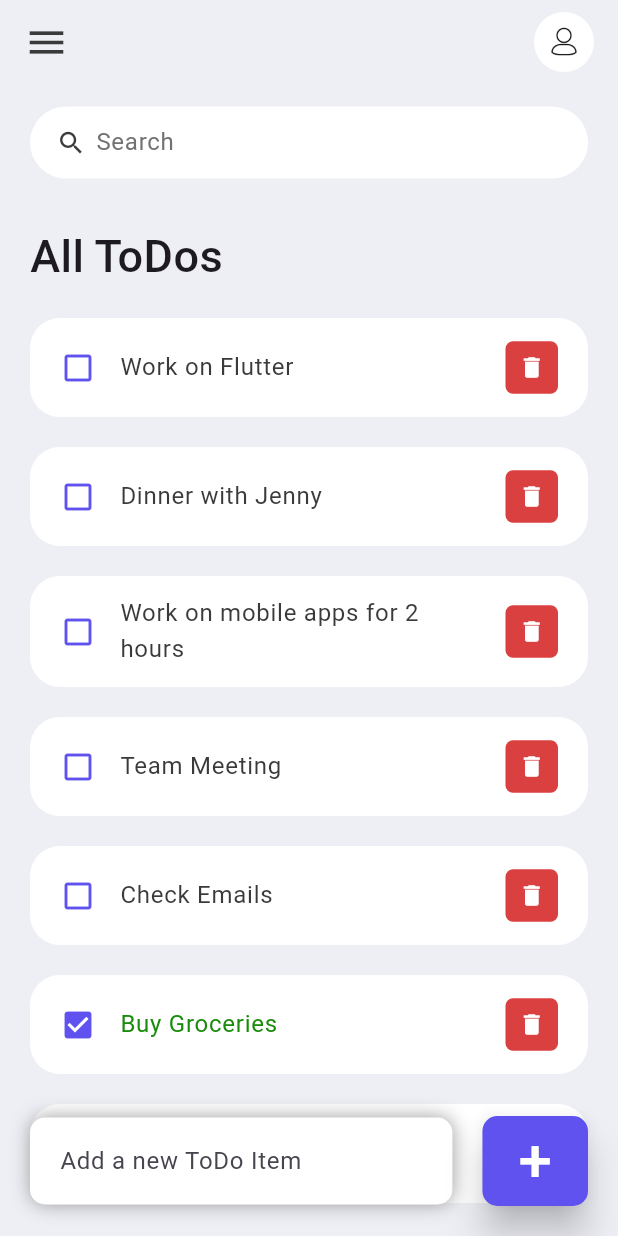
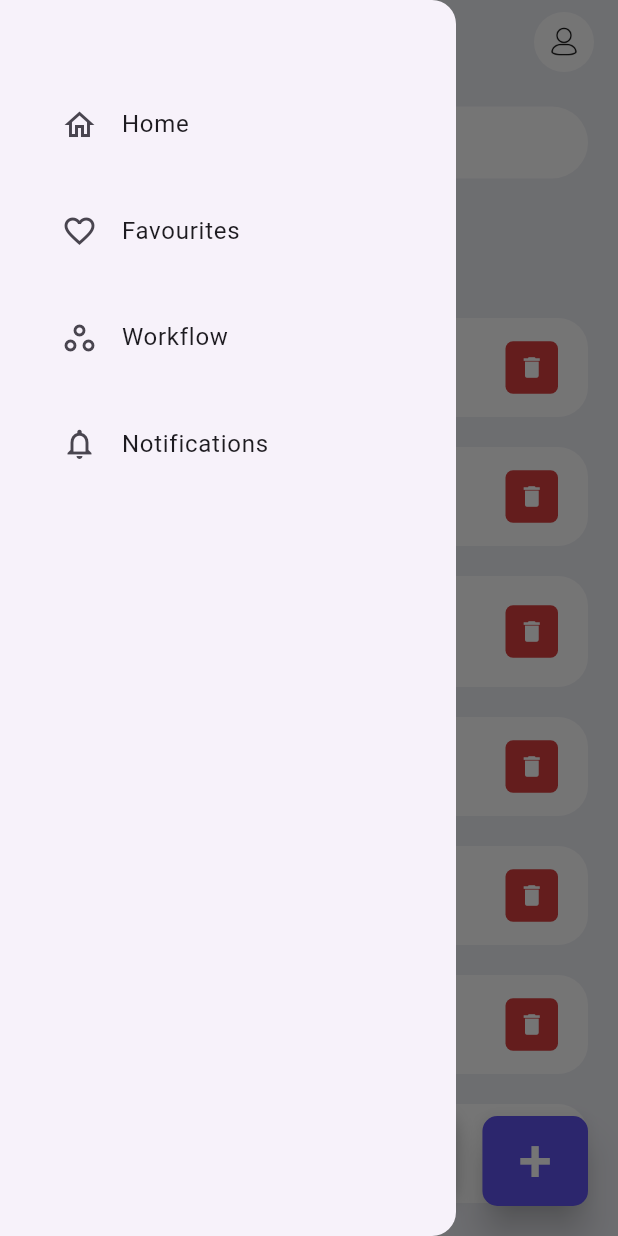
Before and after one commit to AkshayGojiya/todoapp, a Flutter app: the screen it shows after launch, with the side drawer open (before the commit the screen has no drawer), on a phone screen of 412 x 824 dp. Run offline on Flutter 3.47's test engine with Material 3 defaults, Android fonts, the phone set to English and light mode, and no system bars.

Commit message:
more changes

```diff
--- a/lib/screens/home.dart
+++ b/lib/screens/home.dart
@@ -1,4 +1,5 @@
 import 'package:flutter/material.dart';
+import 'package:todoapp/screens/favourites.dart';
 import '../model/todo.dart';
 import '../constants/colors.dart';
 import '../widgets/todo_item.dart';
@@ -26,6 +27,7 @@ class _HomeState extends State<Home> {
     return Scaffold(
       backgroundColor: tdBGColor,
     appBar: buildAppBar(),
+    drawer: const NavigationDrawer(),
     body: Stack(
       children: [
         Container(
@@ -160,9 +162,9 @@ class _HomeState extends State<Home> {
     backgroundColor: tdBGColor,
     elevation: 0,
     title: Row(
-      mainAxisAlignment: MainAxisAlignment.spaceBetween,
+      mainAxisAlignment: MainAxisAlignment.end,
       children: [
-      Icon(Icons.menu,color: tdBlack,size: 30,),
+      // Icon(Icons.menu,color: tdBlack,size: 30,),
       Container(
         height: 40,
         width: 40,
@@ -175,3 +177,64 @@ class _HomeState extends State<Home> {
   );
   }
 }
+
+
+class NavigationDrawer extends StatelessWidget {
+  const NavigationDrawer({super.key});
+
+  @override
+  Widget build(BuildContext context) {
+    return Drawer(
+      child: SingleChildScrollView(
+        child: Column(
+          crossAxisAlignment: CrossAxisAlignment.stretch,
+          children: <Widget>[
+            buildHeader(context),
+            buildMenuItems(context),
+          ],
+        ),
+      ),
+    );
+  }
+  Widget buildHeader(BuildContext context) => Container(
+    padding: EdgeInsets.only(
+      top: 30,
+    ),
+  );
+  Widget buildMenuItems(BuildContext context) => Container(
+    padding: const EdgeInsets.all(25),
+    child: Wrap(
+      runSpacing: 15,
+      children: [
+        // const Divider(color: Colors.black54,),
+        ListTile(
+          leading: const Icon(Icons.home_outlined),
+          title: const Text('Home'),
+          onTap: () => Navigator.of(context).pushReplacement(MaterialPageRoute(
+              builder: (context) => Home(),
+          )),
+        ),
+        ListTile(
+          leading: const Icon(Icons.favorite_outline),
+          title: const Text('Favourites'),
+          onTap: () {
+            Navigator.pop(context);
+            Navigator.of(context).pushReplacement(MaterialPageRoute(
+            builder: (context) => Favourites(),
+            ));
+          }
+        ),
+        ListTile(
+          leading: const Icon(Icons.workspaces_outline),
+          title: const Text('Workflow'),
+          onTap: () {},
+        ),
+        ListTile(
+          leading: const Icon(Icons.notifications_outlined),
+          title: const Text('Notifications'),
+          onTap: () {},
+        ),
+      ],
+    ),
+  );
+}
```
Also changed, not shown: lib/screens/favourites.dart (added, +98 -0 lines).
